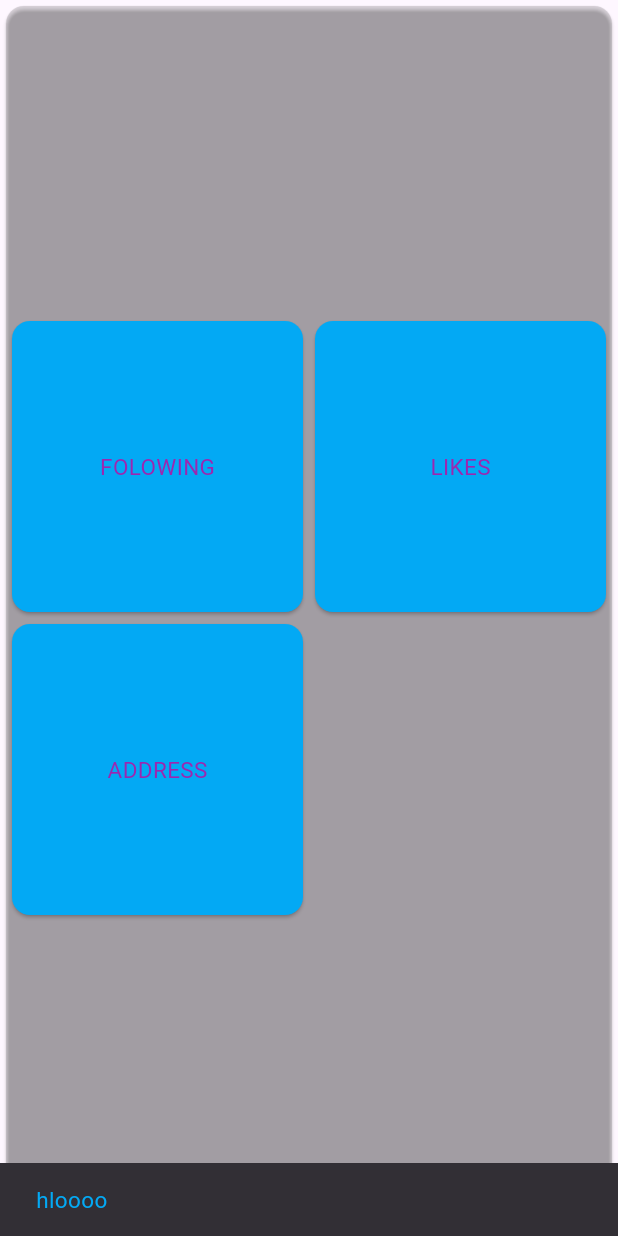
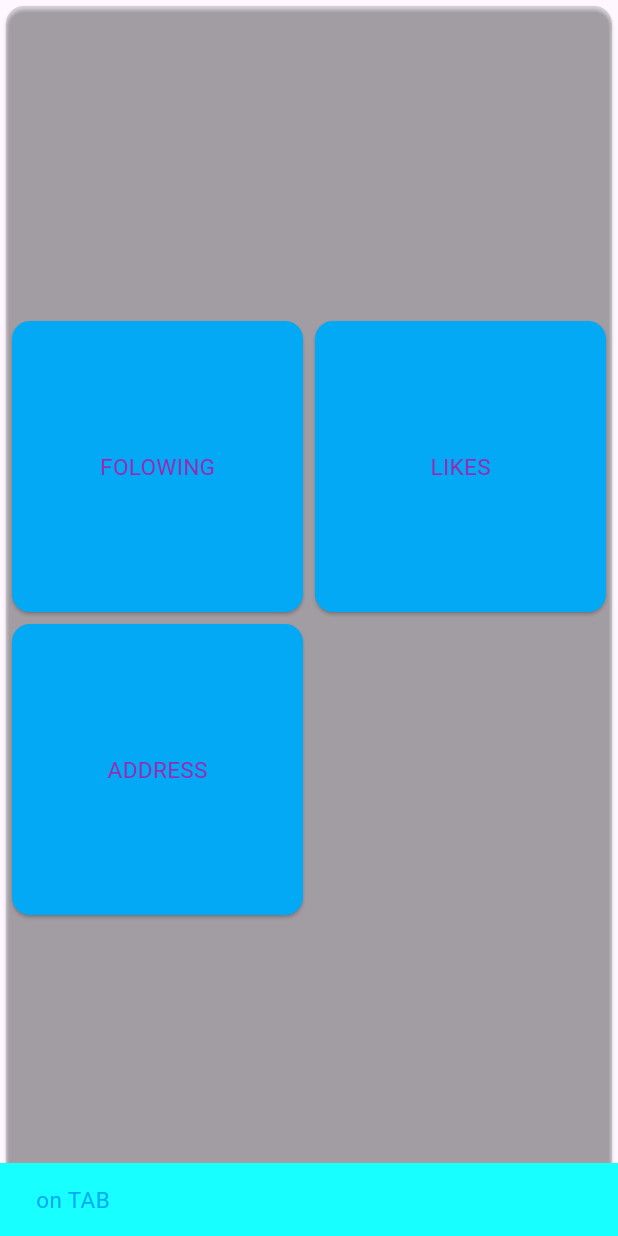
Before and after one commit to 1224jatin/myfirst_app, a Flutter app: the screen it shows after launch, after a tap on "FOLOWING", on a phone screen of 412 x 824 dp. Run offline on Flutter 3.47's test engine with Material 3 defaults, Android fonts, the phone set to English and light mode, and no system bars.

Commit message:
5 march 2026 -  GridView screen

```diff
--- a/lib/gridView2.dart
+++ b/lib/gridView2.dart
@@ -40,10 +40,24 @@ class _GridView2 extends State<StatefulWidget>{
                        ,
                        onTap: (){
                          ScaffoldMessenger.of(context).showSnackBar(SnackBar(content:
-                         Text("hloooo", style: TextStyle( color: Colors.lightBlue, fontSize: 15),),
-                           duration: Duration(seconds: 3),
+                         Text("on TAB", style: TextStyle( color: Colors.lightBlue, fontSize: 15),),
+                           duration: Duration(seconds: 3),backgroundColor: Colors.cyanAccent,
                          ));
                        },
+                       onDoubleTap: (){
+                         ScaffoldMessenger.of(context).showSnackBar(SnackBar(content:
+                         Text("on DOUBLE TAB", style: TextStyle( color: Colors.green, fontSize: 15),),
+                           duration: Duration(seconds: 3),backgroundColor: Colors.yellow,
+                         ));
+                       },
+                       onLongPress: (){
+                         ScaffoldMessenger.of(context).showSnackBar(SnackBar(content:
+                         Text("on long PREES", style: TextStyle( color: Colors.red, fontSize: 15),),
+                           duration: Duration(seconds: 3),backgroundColor: Colors.lightBlue,
+
+                         ));
+                       },
+
 
                      );
 
```
